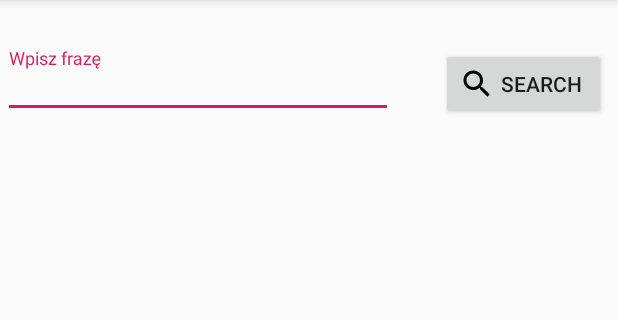
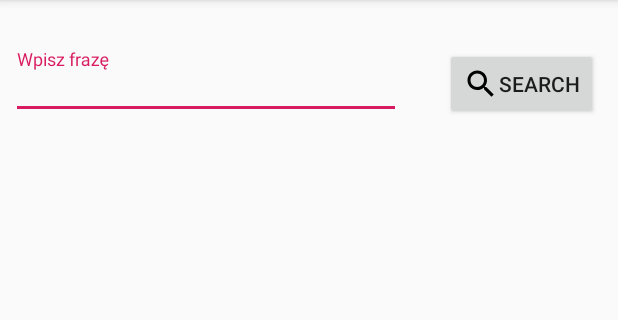
Before and after one commit to michal5111/fragmentatorAndroidClient, an Android app: the screen it shows after launch (MainActivity), on a phone screen of 412 x 824 dp, the part 84-404 px from its top. Run offline under Robolectric (Android 15) with nearby library versions, the phone set to English and light mode, and no system bars; our stand-ins replace Volley.

Commit message:
Fixed sharing.

```diff
--- a/app/src/main/AndroidManifest.xml
+++ b/app/src/main/AndroidManifest.xml
@@ -4,6 +4,7 @@
 
     <uses-permission android:name="android.permission.INTERNET"/>
     <uses-permission android:name="android.permission.WRITE_EXTERNAL_STORAGE"/>
+    <uses-permission android:name="android.permission.READ_EXTERNAL_STORAGE"/>
 
     <application
             android:name=".Fragmentator4000"
--- a/app/src/main/res/layout/activity_main.xml
+++ b/app/src/main/res/layout/activity_main.xml
@@ -19,24 +19,34 @@
         <com.google.android.material.textfield.TextInputEditText
                 android:layout_width="match_parent"
                 android:layout_height="36dp"
-                android:hint="@string/typeFraze" android:id="@+id/FrazeInput"/>
+                android:hint="@string/typeFraze"
+                android:id="@+id/FrazeInput"/>
     </com.google.android.material.textfield.TextInputLayout>
+
     <androidx.recyclerview.widget.RecyclerView
             android:layout_width="0dp"
-            android:layout_height="0dp" app:layout_constraintTop_toBottomOf="@+id/textInputLayout"
-            app:layout_constraintBottom_toBottomOf="parent" app:layout_constraintStart_toStartOf="parent"
-            app:layout_constraintEnd_toEndOf="parent" android:id="@+id/RecyclerView" android:clipToPadding="true"
-            android:layout_marginBottom="24dp"/>
+            android:layout_height="0dp"
+            app:layout_constraintTop_toBottomOf="@+id/textInputLayout"
+            app:layout_constraintBottom_toBottomOf="parent"
+            app:layout_constraintStart_toStartOf="parent"
+            app:layout_constraintEnd_toEndOf="parent"
+            android:id="@+id/RecyclerView"
+            android:clipToPadding="true"
+            />
+
     <Button
             android:text="@android:string/search_go"
             android:drawableStart="@drawable/ic_search_black_24dp"
-            android:layout_width="0dp"
+            android:layout_width="wrap_content"
             android:layout_height="wrap_content"
             android:id="@+id/SearchButton"
             app:layout_constraintStart_toEndOf="@+id/textInputLayout"
-            android:layout_marginStart="16dp" android:layout_marginTop="32dp"
-            app:layout_constraintTop_toTopOf="parent" app:layout_constraintEnd_toEndOf="parent"
-            android:layout_marginEnd="8dp"/>
+            android:layout_marginStart="8dp"
+            android:layout_marginTop="32dp"
+            app:layout_constraintTop_toTopOf="parent"
+            app:layout_constraintEnd_toEndOf="parent"
+            android:layout_marginEnd="8dp"
+            app:layout_constraintBottom_toTopOf="@+id/RecyclerView"/>
     <ProgressBar
             style="?android:attr/progressBarStyle"
             android:layout_width="wrap_content"
--- a/app/src/main/res/xml/filepaths.xml
+++ b/app/src/main/res/xml/filepaths.xml
@@ -1,6 +1,6 @@
 <?xml version="1.0" encoding="utf-8"?>
 <paths>
-    <cache-path
-            path="."
+    <external-files-path
+            path="cache"
             name="fragments"/>
 </paths>
```
Also changed, not shown: app/src/main/java/com/example/springfragmenterclient/FragmentRequestActivity.kt (+23 -26 lines).
